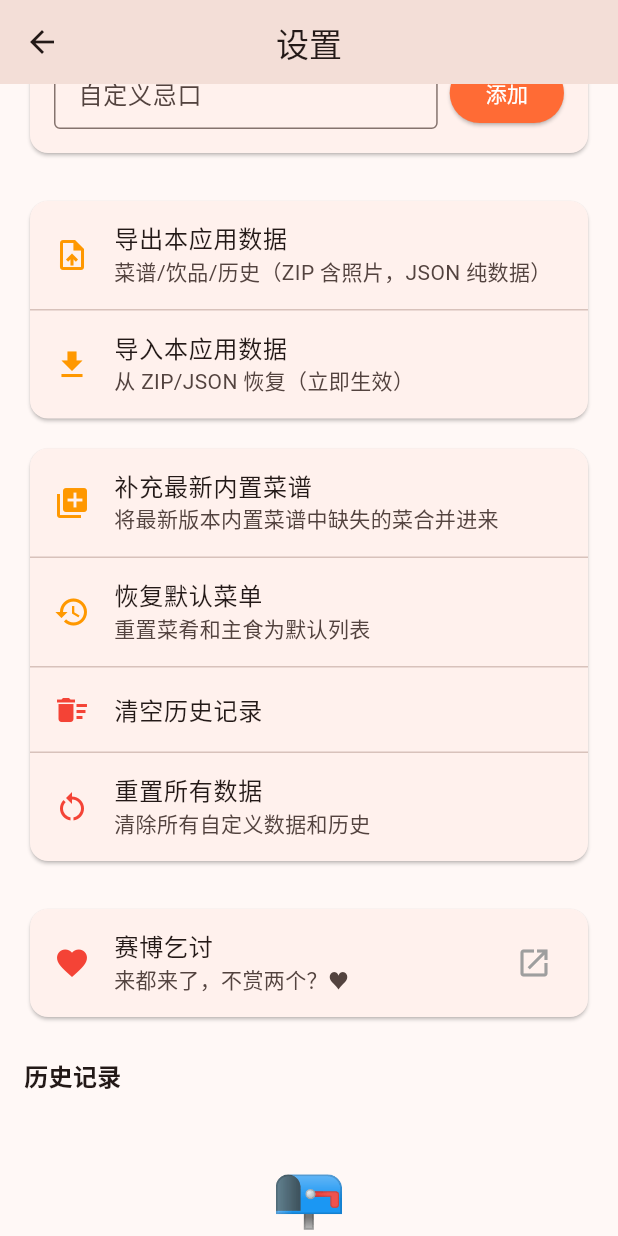
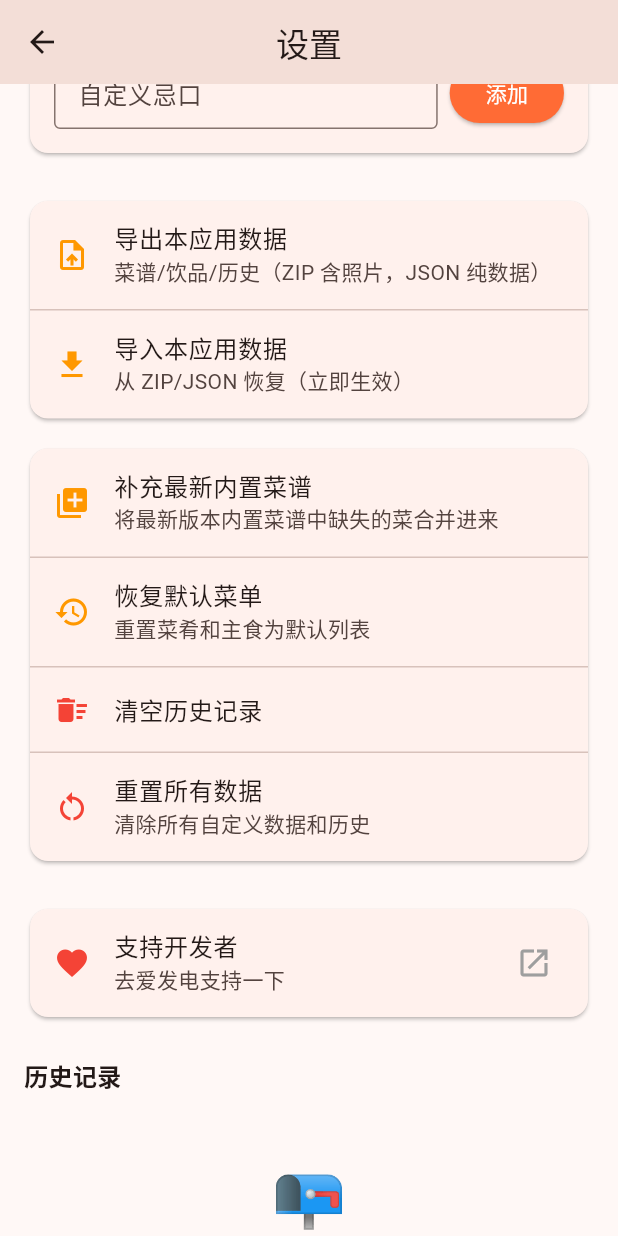
Before and after one commit to DianranQian/today-app, a Flutter app: the SettingsPage screen opened directly, scrolled down 576 dp, on a phone screen of 412 x 824 dp. Run offline on Flutter 3.47's test engine with Material 3 defaults, Android fonts, the phone set to English and light mode, and no system bars; our stand-ins replace file_picker, image_picker, location, share_plus, shared_preferences; missing offline and left inert: gbk_codec; accounts and stored records are empty.

Commit message:
上架改造：SDK 36 + AGP/Gradle 升级 + release 签名/R8 + 打赏改造 + 合规页 + 新图标
- compileSdk/targetSdk 35→36，AGP 8.1.0→8.9.1，Gradle 8.7→8.11.1
- release 签名：keytool 生成 today-release.jks（key.properties 本地机密不提交，
  缺失时回退 debug 签名便于他人构建）；开启 R8 混淆 + 资源压缩
- 打赏：donationEnabled 开关（release 构建隐藏微信收款码），
  设置页 release 显示「支持开发者」跳转爱发电；主框架入口 release 隐藏
- 合规页：设置页新增关于区（隐私政策链接 + ICP 备案号占位）
- Android 启动图标替换为 assets/icon 生成的新图标（5 密度）
- README compileSdk 同步 36

```diff
--- a/lib/apps/eat/pages/settings_page.dart
+++ b/lib/apps/eat/pages/settings_page.dart
@@ -3,6 +3,7 @@ import 'package:flutter/material.dart';
 import 'package:share_plus/share_plus.dart';
 
 import '../../../core/backup.dart';
+import '../../../core/donation.dart';
 import '../../../core/language.dart';
 import '../../../core/widgets/scheme_random_pool.dart';
 import '../models/food_item.dart';
@@ -247,9 +248,15 @@ class _SettingsPageState extends State<SettingsPage> {
           Card(
             child: ListTile(
               leading: const Icon(Icons.favorite, color: Colors.red),
-              title: Text(t('赛博乞讨')),
-              subtitle: Text(t('来都来了，不赏两个？♥')),
-              onTap: () => _showDonationDialog(),
+              title: Text(donationEnabled
+                  ? t('赛博乞讨')
+                  : t('支持开发者')),
+              subtitle: Text(donationEnabled
+                  ? t('来都来了，不赏两个？♥')
+                  : t('去爱发电支持一下')),
+              onTap: donationEnabled
+                  ? () => _showDonationDialog()
+                  : openAifadian,
               trailing: const Icon(Icons.open_in_new, color: Colors.grey),
             ),
           ),
--- a/lib/core/l10n/l10n.dart
+++ b/lib/core/l10n/l10n.dart
@@ -8,7 +8,7 @@ class L10n {
   ];
 
   static const en = <String, String>{
-  '7 天内用过的不会再次推荐': 'Items used within 7 days won\\\'t be suggested again',
+  '7 天内用过的不会再次推荐': 'Items used within 7 days won\\\\\\\'t be suggested again',
   '7天内吃过的不会再次推荐': 'Dishes eaten in the last 7 days will not be recommended',
   'AI 思考中...': 'AI thinking...',
   'AI 推荐': 'AI Picks',
@@ -21,6 +21,7 @@ class L10n {
   'API 配置（可留空）': 'API config (optional)',
   'DeepSeek Key': 'DeepSeek Key',
   'Emoji': 'Emoji',
+  'ICP 备案号': 'ICP License No.',
   'JSON 数据已生成（不含照片）。可以分享保存，或存入下载目录。': 'JSON data created (no photos). Share it or save to Downloads.',
   'JSON（纯数据）': 'JSON (data only)',
   'What to Do v0.1.0 · ♥ 支持一下': 'What to Do v0.1.0 · ♥ Support',
@@ -68,6 +69,7 @@ class L10n {
   '全部': 'All',
   '公园': 'Park',
   '六': 'Sa',
+  '关于': 'About',
   '关系（如：大学室友）': 'Relation (e.g. college roommate)',
   '关闭': 'Close',
   '其他': 'Other',
@@ -88,6 +90,7 @@ class L10n {
   '去哪': 'Where to',
   '去处': 'Places',
   '去处名称': 'Place name',
+  '去爱发电支持一下': 'Support on Aifadian',
   '参与随机的方案': 'Schemes in random pool',
   '取消': 'Cancel',
   '另存为': 'Save As',
@@ -180,6 +183,7 @@ class L10n {
   '搜索后展示附近去处': 'Nearby places will show up after searching',
   '搜索后展示附近餐厅': 'Nearby restaurants appear after searching',
   '支持 AI 分析帮你决定去哪': 'AI analysis helps you decide',
+  '支持开发者': 'Support the Developer',
   '支持按评分排序，并可用 AI 帮你分析': 'Sorted by rating, with AI analysis available',
   '文件为 JSON 数组，每道菜一个对象：': 'The file is a JSON array with one object per dish:',
   '文化': 'Culture',
@@ -191,6 +195,7 @@ class L10n {
   '方案名称': 'Scheme name',
   '方案已存在': 'Scheme already exists',
   '无法打开邮件应用': 'Unable to open email app',
+  '无法打开链接': 'Cannot open link',
   '无法拨号': 'Unable to dial',
   '无法访问下载目录，已保留在应用目录': 'Cannot access Downloads, kept in app folder',
   '无法读取文件内容': 'Could not read file content',
@@ -205,7 +210,8 @@ class L10n {
   '最近推荐': 'Recent Picks',
   '最高温': 'Max Temp',
   '未开启': 'Off',
-  '来都来了，不赏两个？♥': 'Since you\\\'re here, why not tip a little? ♥',
+  '来都来了，不赏两个？♥': 'Since you\\\\\\\'re here, why not tip a little? ♥',
+  '查看隐私政策': 'View privacy policy',
   '正在搜索...': 'Searching...',
   '正在转动，稍等片刻...': 'Rolling, please wait...',
   '正在选...': 'Rolling...',
@@ -239,7 +245,7 @@ class L10n {
   '清除图片': 'Clear image',
   '清除所有自定义数据和历史': 'Clear all custom data and history',
   '潮流': 'Trendy',
-  '点击下方按钮\\\\n随机提醒一位该联系的朋友': 'Tap the button below\\\\nfor a random friend to contact',
+  '点击下方按钮\\\\\\\\n随机提醒一位该联系的朋友': 'Tap the button below\\\\\\\\nfor a random friend to contact',
   '甜美': 'Sweet',
   '电话簿': 'Phone Book',
   '男': 'Male',
@@ -268,6 +274,7 @@ class L10n {
   '自动读取当前季节，当季菜品优先推荐': 'Reads the current season and prioritizes in-season dishes',
   '自定义忌口': 'Custom avoid list',
   '自己做': 'Cook at home',
+  '至少保留一个方案': 'Keep at least one scheme',
   '菜': 'Dish',
   '菜单': 'Menu',
   '菜名': 'Dish name',
@@ -295,10 +302,10 @@ class L10n {
   '请输入饮品名称': 'Please enter a drink name',
   '赛博乞讨': 'Cyber Begging',
   '运动': 'Sports',
-  '还没有待办\\\\n在上方添加一条吧': 'No tasks yet\\\\nAdd one above',
+  '还没有待办\\\\\\\\n在上方添加一条吧': 'No tasks yet\\\\\\\\nAdd one above',
   '还没有联系人，去管理页添加吧！': 'No contacts yet. Add some in Manage!',
   '还没有联系人，添加一些吧': 'No contacts yet. Add some!',
-  '还没有计划\\\\n在子应用里选中后点「加入计划」': 'No plans yet\\\\nPick an item in a sub-app and tap "Add to Plan"',
+  '还没有计划\\\\\\\\n在子应用里选中后点「加入计划」': 'No plans yet\\\\\\\\nPick an item in a sub-app and tap "Add to Plan"',
   '还没有记录': 'No records yet',
   '还没联系过': 'Never contacted',
   '这个主食已经存在了': 'This staple already exists',
@@ -315,9 +322,9 @@ class L10n {
   '选择方式': 'Pick a way',
   '选择日期（影响应季推荐）': 'Choose a date (affects seasonal picks)',
   '选择类型': 'Pick a type',
-  '选择类型\\\\n点击下方按钮开始': 'Pick a type\\\\ntap the button below to start',
+  '选择类型\\\\\\\\n点击下方按钮开始': 'Pick a type\\\\\\\\ntap the button below to start',
   '选择餐段': 'Pick a meal',
-  '选择餐段和方式\\\\n点击下方按钮开始': 'Pick a meal and a way\\\\nThen tap the button below',
+  '选择餐段和方式\\\\\\\\n点击下方按钮开始': 'Pick a meal and a way\\\\\\\\nThen tap the button below',
   '通勤': 'Commute',
   '通用': 'All',
   '通用设置': 'Settings',
@@ -343,6 +350,7 @@ class L10n {
   '随机推荐菜谱，告别选择困难': 'Random food recommendations',
   '随机搭配一套！': 'Mix it!',
   '随机选一个！': 'Pick one!',
+  '隐私政策': 'Privacy Policy',
   '需要定位权限才能搜索附近去处，请到系统设置中授权': 'Location permission is needed to search nearby. Grant it in system settings',
   '需要定位权限才能搜索附近美食，请到系统设置中授权': 'Location permission is required to find nearby restaurants. Please allow it in system settings',
   '需要开启系统定位服务': 'Please enable location services',
--- a/lib/core/widgets/scheme_switcher.dart
+++ b/lib/core/widgets/scheme_switcher.dart
@@ -171,7 +171,7 @@ class _SchemeSwitcherDialogState extends State<SchemeSwitcherDialog> {
     if (schemes.length <= 1) {
       if (!mounted) return;
       ScaffoldMessenger.of(context).showSnackBar(
-        SnackBar(content: Text(t('至少保留一个方案', 'Keep at least one scheme')),
+        SnackBar(content: Text(t('至少保留一个方案')),
             behavior: SnackBarBehavior.floating),
       );
       return;
--- a/lib/main.dart
+++ b/lib/main.dart
@@ -149,8 +149,8 @@ class HomeEntryPage extends StatelessWidget {
         onTap: () => _openApp(context, const TodoAppPage()),
           ),
           const SizedBox(height: 24),
-          // 打赏入口（iOS 审核风险，构建时隐藏）
-          if (!Platform.isIOS)
+          // 打赏入口（iOS 与上架版 release 构建时隐藏收款码）
+          if (!Platform.isIOS && donationEnabled)
             Center(
               child: InkWell(
                 borderRadius: BorderRadius.circular(20),
```
Also changed, not shown: lib/core/donation.dart (+17 -1 lines), lib/pages/settings_page.dart (+48 -3 lines), 10 other files.
